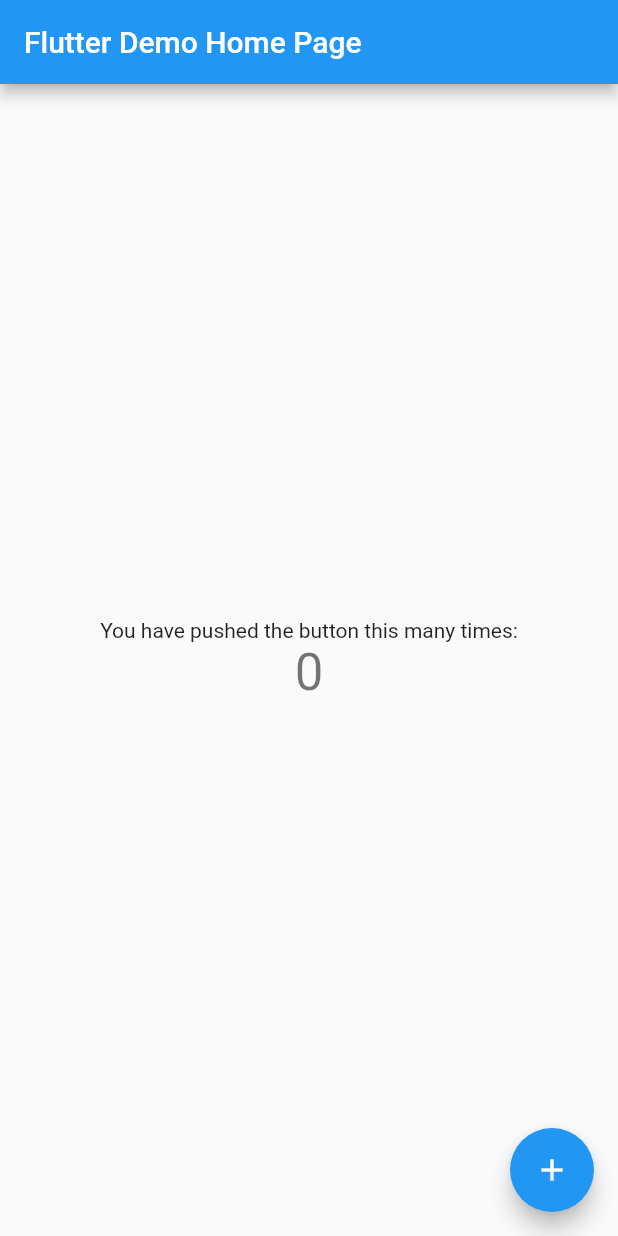
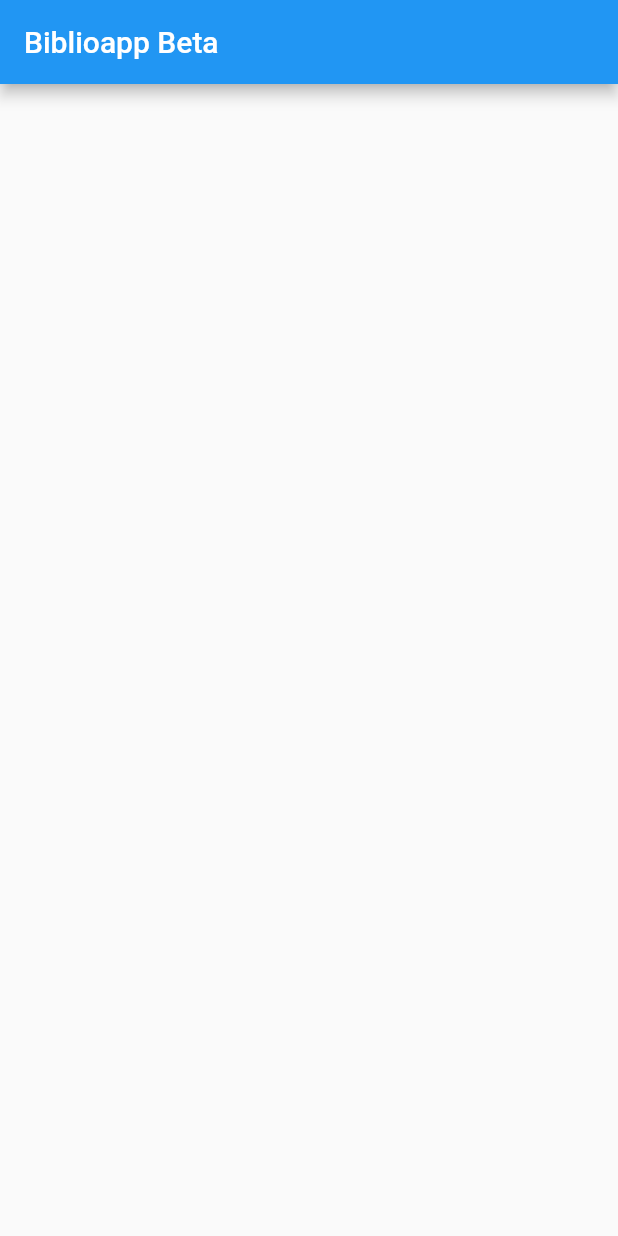
Before and after one commit to Kalcio/Biblioapp, a Flutter app: the screen it shows after launch, on a phone screen of 412 x 824 dp. Run offline on Flutter 3.47's test engine with Material 2 defaults, Android fonts, the phone set to English and light mode, and no system bars.

Commit message:
App base creada

```diff
--- a/lib/main.dart
+++ b/lib/main.dart
@@ -1,115 +1,26 @@
 import 'package:flutter/material.dart';
 
-void main() {
-  runApp(const MyApp());
-}
+class HomePage extends StatelessWidget {
+  const HomePage({Key? key}) : super(key: key);
 
-class MyApp extends StatelessWidget {
-  const MyApp({Key? key}) : super(key: key);
-
-  // This widget is the root of your application.
   @override
   Widget build(BuildContext context) {
-    return MaterialApp(
-      title: 'Flutter Demo',
-      theme: ThemeData(
-        // This is the theme of your application.
-        //
-        // Try running your application with "flutter run". You'll see the
-        // application has a blue toolbar. Then, without quitting the app, try
-        // changing the primarySwatch below to Colors.green and then invoke
-        // "hot reload" (press "r" in the console where you ran "flutter run",
-        // or simply save your changes to "hot reload" in a Flutter IDE).
-        // Notice that the counter didn't reset back to zero; the application
-        // is not restarted.
-        primarySwatch: Colors.blue,
+    return Scaffold(
+      appBar: AppBar(
+        title: const Text('Biblioapp Beta'),
       ),
-      home: const MyHomePage(title: 'Flutter Demo Home Page'),
     );
   }
 }
 
-class MyHomePage extends StatefulWidget {
-  const MyHomePage({Key? key, required this.title}) : super(key: key);
-
-  // This widget is the home page of your application. It is stateful, meaning
-  // that it has a State object (defined below) that contains fields that affect
-  // how it looks.
-
-  // This class is the configuration for the state. It holds the values (in this
-  // case the title) provided by the parent (in this case the App widget) and
-  // used by the build method of the State. Fields in a Widget subclass are
-  // always marked "final".
-
-  final String title;
-
-  @override
-  State<MyHomePage> createState() => _MyHomePageState();
+void main() {
+  runApp(
+    MaterialApp(
+      title: 'Flutter Demo',
+      theme: ThemeData(
+        primarySwatch: Colors.blue,
+      ),
+      home: const HomePage(),
+    ),
+  );
 }
-
-class _MyHomePageState extends State<MyHomePage> {
-  int _counter = 0;
-
-  void _incrementCounter() {
-    setState(() {
-      // This call to setState tells the Flutter framework that something has
-      // changed in this State, which causes it to rerun the build method below
-      // so that the display can reflect the updated values. If we changed
-      // _counter without calling setState(), then the build method would not be
-      // called again, and so nothing would appear to happen.
-      _counter++;
-    });
-  }
-
-  @override
-  Widget build(BuildContext context) {
-    // This method is rerun every time setState is called, for instance as done
-    // by the _incrementCounter method above.
-    //
-    // The Flutter framework has been optimized to make rerunning build methods
-    // fast, so that you can just rebuild anything that needs updating rather
-    // than having to individually change instances of widgets.
-    return Scaffold(
-      appBar: AppBar(
-        // Here we take the value from the MyHomePage object that was created by
-        // the App.build method, and use it to set our appbar title.
-        title: Text(widget.title),
-      ),
-      body: Center(
-        // Center is a layout widget. It takes a single child and positions it
-        // in the middle of the parent.
-        child: Column(
-          // Column is also a layout widget. It takes a list of children and
-          // arranges them vertically. By default, it sizes itself to fit its
-          // children horizontally, and tries to be as tall as its parent.
-          //
-          // Invoke "debug painting" (press "p" in the console, choose the
-          // "Toggle Debug Paint" action from the Flutter Inspector in Android
-          // Studio, or the "Toggle Debug Paint" command in Visual Studio Code)
-          // to see the wireframe for each widget.
-          //
-          // Column has various properties to control how it sizes itself and
-          // how it positions its children. Here we use mainAxisAlignment to
-          // center the children vertically; the main axis here is the vertical
-          // axis because Columns are vertical (the cross axis would be
-          // horizontal).
-          mainAxisAlignment: MainAxisAlignment.center,
-          children: <Widget>[
-            const Text(
-              'You have pushed the button this many times:',
-            ),
-            Text(
-              '$_counter',
-              style: Theme.of(context).textTheme.headline4,
-            ),
-          ],
-        ),
-      ),
-      floatingActionButton: FloatingActionButton(
-        onPressed: _incrementCounter,
-        tooltip: 'Increment',
-        child: const Icon(Icons.add),
-      ), // This trailing comma makes auto-formatting nicer for build methods.
-    );
-  }
-}
```
Also changed, not shown: 1 other file.
